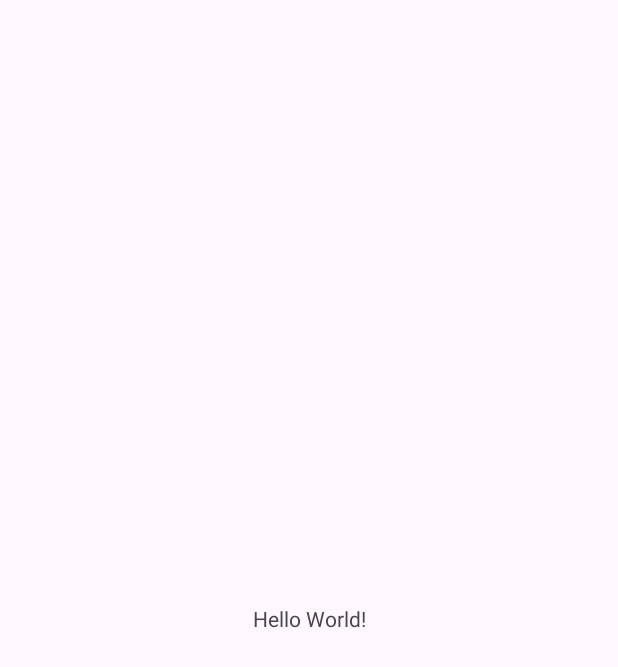
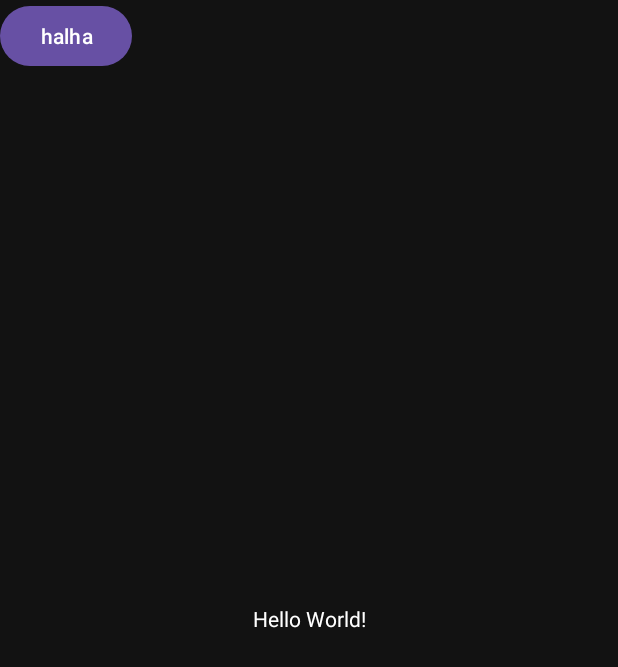
Before and after one commit to Ather-Ahmad-Dev/Keeper, an Android app: the screen it shows after launch (MainActivity), on a phone screen of 412 x 824 dp. Before the commit the part shown is almost empty. Shown: the top 667 px of the screen. Run offline under Robolectric (Android 15) with nearby library versions, the phone set to English and light mode, and no system bars.

Commit message:
Splash Screen Added

```diff
--- a/app/build.gradle.kts
+++ b/app/build.gradle.kts
@@ -25,6 +25,11 @@ android {
             )
         }
     }
+
+    buildFeatures {
+        viewBinding = true
+    }
+
     compileOptions {
         sourceCompatibility = JavaVersion.VERSION_1_8
         targetCompatibility = JavaVersion.VERSION_1_8
--- a/app/src/main/java/com/example/keeper/MainActivity.java
+++ b/app/src/main/java/com/example/keeper/MainActivity.java
@@ -8,13 +8,18 @@ import androidx.core.graphics.Insets;
 import androidx.core.view.ViewCompat;
 import androidx.core.view.WindowInsetsCompat;
 
+import com.example.keeper.databinding.ActivityMainBinding;
+
 public class MainActivity extends AppCompatActivity {
+
+    private ActivityMainBinding binding;
 
     @Override
     protected void onCreate(Bundle savedInstanceState) {
         super.onCreate(savedInstanceState);
         EdgeToEdge.enable(this);
-        setContentView(R.layout.activity_main);
+        binding = ActivityMainBinding.inflate(getLayoutInflater());
+        setContentView(binding.getRoot());
         ViewCompat.setOnApplyWindowInsetsListener(findViewById(R.id.main), (v, insets) -> {
             Insets systemBars = insets.getInsets(WindowInsetsCompat.Type.systemBars());
             v.setPadding(systemBars.left, systemBars.top, systemBars.right, systemBars.bottom);
--- /dev/null
+++ b/app/src/main/java/com/example/keeper/SplashScreen.java
@@ -0,0 +1,51 @@
+package com.example.keeper;
+
+import android.content.Intent;
+import android.os.Bundle;
+import android.os.Handler;
+import android.view.View;
+
+import androidx.activity.EdgeToEdge;
+import androidx.appcompat.app.AppCompatActivity;
+import androidx.core.graphics.Insets;
+import androidx.core.view.ViewCompat;
+import androidx.core.view.WindowInsetsCompat;
+
+import com.example.keeper.databinding.ActivitySplashScreenBinding;
+
+public class SplashScreen extends AppCompatActivity {
+
+    private ActivitySplashScreenBinding binding;
+    private final int SPLASH_SCREEN_DELAY = 3000;
+
+    @Override
+    protected void onCreate(Bundle savedInstanceState) {
+        super.onCreate(savedInstanceState);
+        EdgeToEdge.enable(this);
+        binding = ActivitySplashScreenBinding.inflate(getLayoutInflater());
+        setContentView(binding.getRoot());
+        ViewCompat.setOnApplyWindowInsetsListener(findViewById(R.id.main), (v, insets) -> {
+            Insets systemBars = insets.getInsets(WindowInsetsCompat.Type.systemBars());
+            v.setPadding(systemBars.left, systemBars.top, systemBars.right, systemBars.bottom);
+            return insets;
+        });
+
+        View decorView = getWindow().getDecorView();
+        decorView.setSystemUiVisibility(
+                  View.SYSTEM_UI_FLAG_HIDE_NAVIGATION
+                | View.SYSTEM_UI_FLAG_FULLSCREEN
+                | View.SYSTEM_UI_FLAG_IMMERSIVE
+        );
+
+        new Handler().postDelayed(new Runnable() {
+            @Override
+            public void run() {
+                Intent intent = new Intent(SplashScreen.this, MainActivity.class);
+                startActivity(intent);
+
+                finish();
+            }
+        }, SPLASH_SCREEN_DELAY);
+
+    }
+}
--- a/app/src/main/res/layout/activity_main.xml
+++ b/app/src/main/res/layout/activity_main.xml
@@ -7,7 +7,16 @@
     android:layout_height="match_parent"
     tools:context=".MainActivity">
 
+    <Button
+        android:id="@+id/button"
+        android:layout_width="wrap_content"
+        android:layout_height="wrap_content"
+        android:text="halha"
+        app:layout_constraintStart_toStartOf="parent"
+        app:layout_constraintTop_toTopOf="parent" />
+
     <TextView
+        android:id="@+id/textView"
         android:layout_width="wrap_content"
         android:layout_height="wrap_content"
         android:text="Hello World!"
--- a/app/src/main/res/values/colors.xml
+++ b/app/src/main/res/values/colors.xml
@@ -2,4 +2,6 @@
 <resources>
     <color name="black">#FF000000</color>
     <color name="white">#FFFFFFFF</color>
+    <color name="activity_background">#121212</color>
+
 </resources>
--- a/app/src/main/res/values/themes.xml
+++ b/app/src/main/res/values/themes.xml
@@ -3,7 +3,10 @@
     <style name="Base.Theme.Keeper" parent="Theme.Material3.DayNight.NoActionBar">
         <!-- Customize your light theme here. -->
         <!-- <item name="colorPrimary">@color/my_light_primary</item> -->
+        <item name="android:windowBackground">@color/activity_background</item>
+        <item name="android:textColor">@color/white</item>
     </style>
 
     <style name="Theme.Keeper" parent="Base.Theme.Keeper" />
+
 </resources>
```
Also changed, not shown: app/src/main/AndroidManifest.xml (+13 -7 lines), app/src/main/res/drawable/check_mark.xml (added, +12 -0 lines), app/src/main/res/drawable/rectangle.xml (added, +8 -0 lines), app/src/main/res/layout/activity_splash_screen.xml (added, +36 -0 lines).
